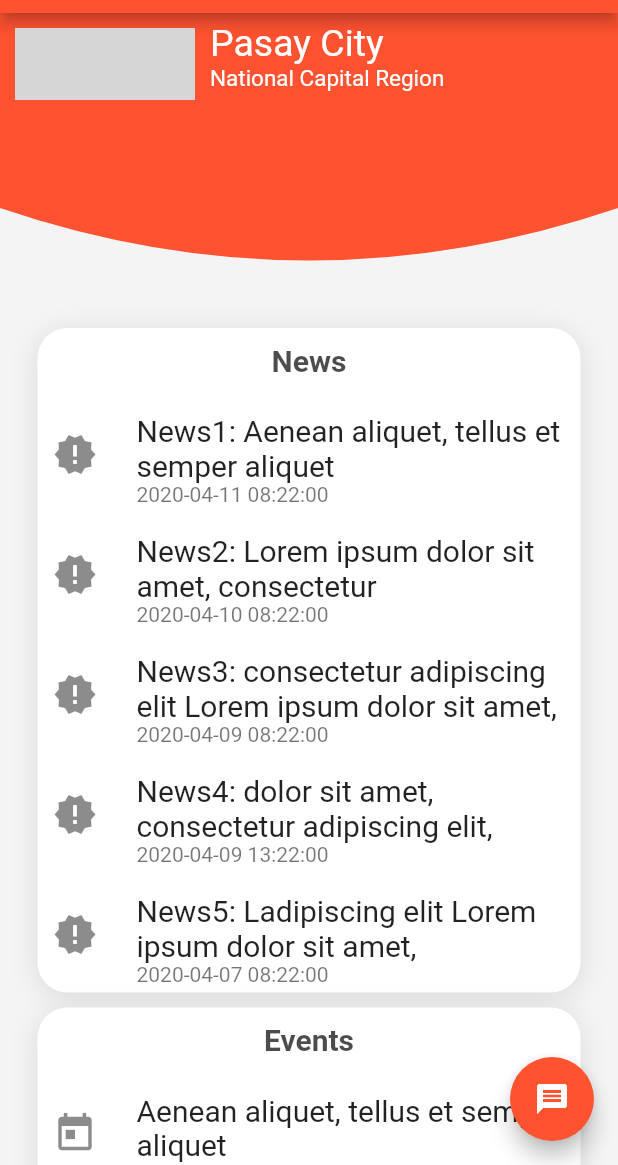
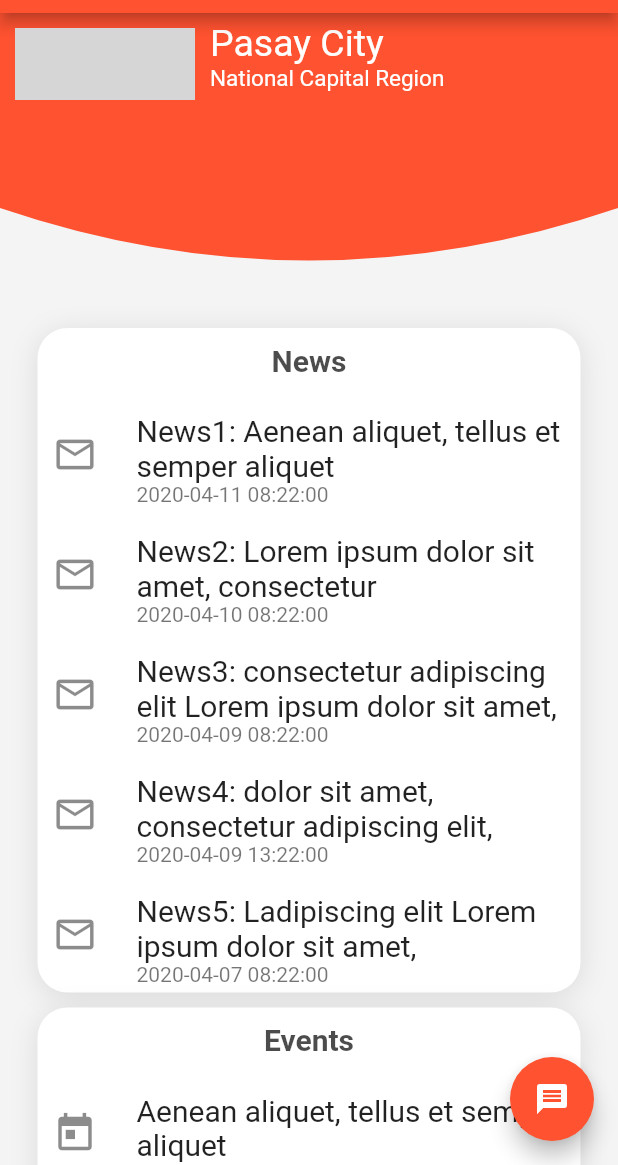
Before and after one commit to sirking1991/metro_info_app, a Flutter app: the MyHomePage screen opened directly, on a phone screen of 412 x 824 dp, the part 71-1236 px from its top. Run offline on Flutter 3.47's test engine with Material 2 defaults, Android fonts, the phone set to English and light mode, and no system bars; drawn by our look-alikes of cached_network_image; our stand-ins replace rflutter_alert, shared_preferences; missing offline and left inert: device_id; accounts and stored records are empty; network calls fail; grey boxes are pictures that could not be loaded.

Commit message:
WIP/news

```diff
--- a/lib/views/news_list.dart
+++ b/lib/views/news_list.dart
@@ -71,7 +71,7 @@ class ListItem extends StatefulWidget {
 class _ListItemState extends State<ListItem> {
   @override
   Widget build(BuildContext context) {
-    var _icon = Icons.new_releases;
+    var _icon = Icons.mail_outline;
     var _postingDateString  = widget._news.postingDate;
 
     return ListTile(
```
